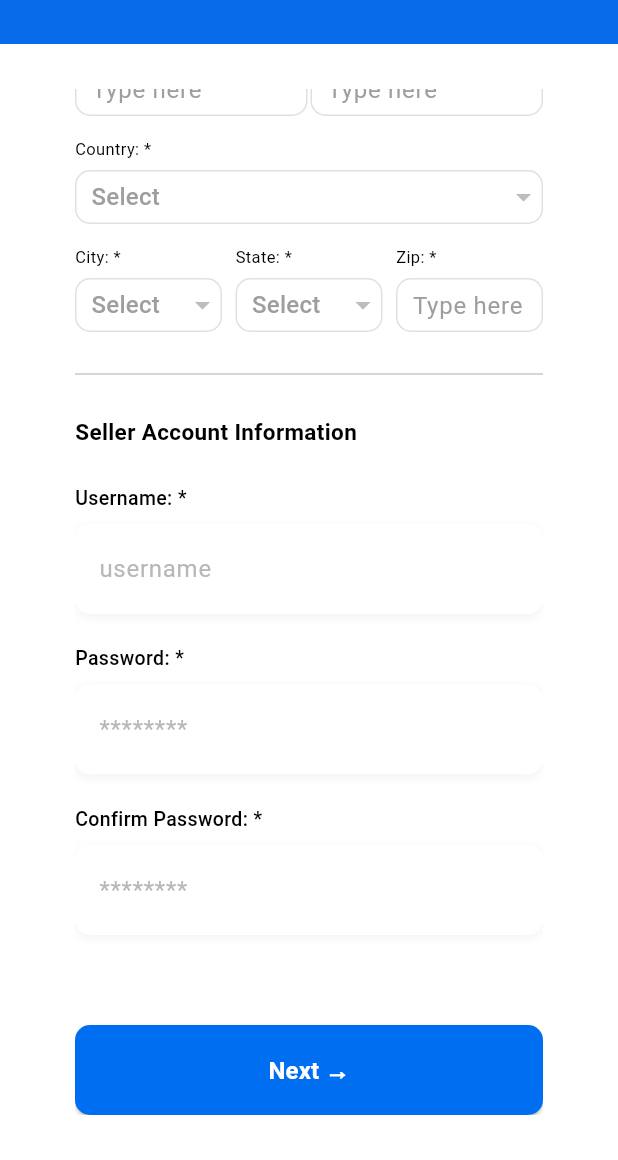
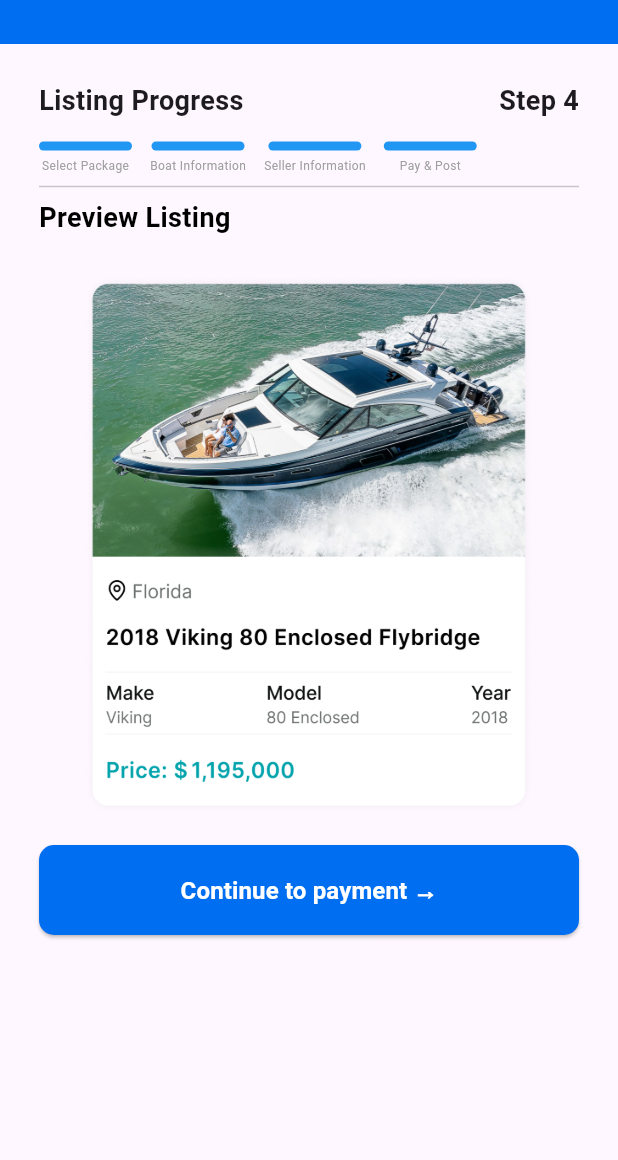
Before and after one commit to Dev-Ninjas-Backup/diaz1234567890, a Flutter app: the PackageScreenStep3 screen opened by its route, scrolled down 255 dp, after a tap on "Next →", on a phone screen of 412 x 824 dp, the part 76-1236 px from its top. Run offline on Flutter 3.47's test engine with Material 3 defaults, Android fonts, the phone set to English and light mode, and no system bars; our stand-ins replace flutter_easyloading, flutter_screenutil, get, google_fonts, image_picker.

Commit message:
Package step 4 done.

```diff
--- a/lib/features/package/screen/package_screen_step3.dart
+++ b/lib/features/package/screen/package_screen_step3.dart
@@ -1,7 +1,6 @@
 import 'package:diaz1234567890/features/package/controller/package_controller.dart';
 import 'package:diaz1234567890/features/package/widgets/text_field_widget.dart';
 import 'package:diaz1234567890/features/profile/edit_profile/widget/edit_fields_widget.dart';
-import 'package:flutter/foundation.dart';
 import 'package:flutter/material.dart';
 import 'package:get/get.dart';
 import 'package:diaz1234567890/core/common/widget/custom_app_bar.dart';
@@ -12,8 +11,7 @@ class PackageScreenStep3 extends StatelessWidget {
 
   @override
   Widget build(BuildContext context) {
-    final controller = Get.put(SellPackageController());
-
+    Get.put(SellPackageController());
     return Scaffold(
       backgroundColor: Colors.white,
       appBar: CustomAppBar(title: 'Register Your Boat'),
@@ -312,11 +310,7 @@ class PackageScreenStep3 extends StatelessWidget {
               CustomButton(
                 label: "Next →",
                 onPressed: () {
-                  if (kDebugMode) {
-                    print(
-                      'Selected Boat Type: ${controller.selectedBoatType.value}',
-                    );
-                  }
+                  Get.toNamed('/packageScreenStep4');
                 },
                 width: double.infinity,
               ),
--- /dev/null
+++ b/lib/features/package/screen/package_screen_step4.dart
@@ -0,0 +1,148 @@
+import 'package:diaz1234567890/core/common/widget/custom_app_bar.dart';
+import 'package:diaz1234567890/core/common/widget/custom_button.dart';
+import 'package:flutter/material.dart';
+import 'package:get/get.dart';
+
+class PackageScreenStep4 extends StatelessWidget {
+  const PackageScreenStep4({super.key});
+
+  @override
+  Widget build(BuildContext context) {
+    return Scaffold(
+      appBar: CustomAppBar(title: 'Register Your Boat'),
+      body: Padding(
+        padding: EdgeInsetsGeometry.only(
+          top: 25,
+          left: 26,
+          right: 26,
+          bottom: 25,
+        ),
+        child: Column(
+          crossAxisAlignment: CrossAxisAlignment.start,
+          children: [
+            Row(
+              children: [
+                Text(
+                  "Listing Progress",
+                  style: TextStyle(fontSize: 18, fontWeight: FontWeight.bold),
+                ),
+                Spacer(),
+                Text(
+                  "Step 4",
+                  style: TextStyle(fontSize: 18, fontWeight: FontWeight.bold),
+                ),
+              ],
+            ),
+            SizedBox(height: 14),
+            Row(
+              mainAxisAlignment: MainAxisAlignment.start,
+              children: [
+                Column(
+                  crossAxisAlignment: CrossAxisAlignment.center,
+                  children: [
+                    Container(
+                      width: 62,
+                      height: 6,
+                      decoration: BoxDecoration(
+                        color: Colors.blue,
+                        borderRadius: BorderRadius.circular(100),
+                      ),
+                    ),
+                    SizedBox(height: 5),
+                    Text(
+                      "Select Package",
+                      style: TextStyle(fontSize: 8, color: Colors.grey),
+                    ),
+                  ],
+                ),
+                SizedBox(width: 12),
+                Column(
+                  crossAxisAlignment: CrossAxisAlignment.center,
+                  children: [
+                    Container(
+                      width: 62,
+                      height: 6,
+                      decoration: BoxDecoration(
+                        color: Colors.blue,
+                        borderRadius: BorderRadius.circular(100),
+                      ),
+                    ),
+                    SizedBox(height: 5),
+                    Text(
+                      "Boat Information",
+                      style: TextStyle(fontSize: 8, color: Colors.grey),
+                    ),
+                  ],
+                ),
+                SizedBox(width: 12),
+                Column(
+                  crossAxisAlignment: CrossAxisAlignment.center,
+                  children: [
+                    Container(
+                      width: 62,
+                      height: 6,
+                      decoration: BoxDecoration(
+                        color: Colors.blue,
+                        borderRadius: BorderRadius.circular(100),
+                      ),
+                    ),
+                    SizedBox(height: 5),
+                    Text(
+                      "Seller Information",
+                      style: TextStyle(fontSize: 8, color: Colors.grey),
+                    ),
+                  ],
+                ),
+                SizedBox(width: 12),
+                Column(
+                  crossAxisAlignment: CrossAxisAlignment.center,
+                  children: [
+                    Container(
+                      width: 62,
+                      height: 6,
+                      decoration: BoxDecoration(
+                        color: Colors.blue,
+                        borderRadius: BorderRadius.circular(100),
+                      ),
+                    ),
+                    SizedBox(height: 5),
+                    Text(
+                      "Pay & Post",
+                      style: TextStyle(fontSize: 8, color: Colors.grey),
+                    ),
+                  ],
+                ),
+              ],
+            ),
+            Divider(),
+            Text(
+              'Preview Listing',
+              style: TextStyle(
+                fontSize: 18,
+                color: Colors.black,
+                fontWeight: FontWeight.w700,
+              ),
+            ),
+            SizedBox(height: 25),
+            Center(
+              child: Image.asset(
+                'assets/images/listingFrame.png',
+                height: 360,
+                width: 300,
+                fit: BoxFit.fill,
+              ),
+            ),
+            SizedBox(height: 20),
+            CustomButton(
+              label: "Continue to payment →",
+              onPressed: () {
+                Get.toNamed('');
+              },
+              width: double.infinity,
+            ),
+          ],
+        ),
+      ),
+    );
+  }
+}
--- a/lib/routes/app_routes.dart
+++ b/lib/routes/app_routes.dart
@@ -2,6 +2,7 @@ import 'package:diaz1234567890/features/bottom_navbar/screen/bottom_navbar_scree
 import 'package:diaz1234567890/features/details/screen/details_screen.dart';
 import 'package:diaz1234567890/features/package/screen/package_screen_step2.dart';
 import 'package:diaz1234567890/features/package/screen/package_screen_step3.dart';
+import 'package:diaz1234567890/features/package/screen/package_screen_step4.dart';
 import 'package:diaz1234567890/features/profile/edit_profile/screen/edit_profile_screen.dart';
 import 'package:diaz1234567890/features/profile/main/screen/profile_screen.dart';
 import 'package:diaz1234567890/features/profile/my_listing/screen/my_listing_screen.dart';
@@ -17,6 +18,7 @@ class AppRoute {
   static String detailsScreen = "/detailsScreen";
   static String packageScreenStep2 = "/packageScreenStep2";
   static String packageScreenStep3 = "/packageScreenStep3";
+  static String packageScreenStep4 = "/packageScreenStep4";
 
   static String getBottomNavBar() => bottomNavBar;
   static String getProfileScreen() => profileScreen;
@@ -26,6 +28,7 @@ class AppRoute {
   static String getDetailsScreen() => detailsScreen;
   static String getPackageScreenStep2() => packageScreenStep2;
   static String getPackageScreenStep3() => packageScreenStep3;
+  static String getPackageScreenStep4() => packageScreenStep4;
 
   static List<GetPage> routes = [
     GetPage(name: bottomNavBar, page: () => BottomNavbarScreen()),
@@ -36,5 +39,6 @@ class AppRoute {
     GetPage(name: detailsScreen, page: () => DetailsScreen()),
     GetPage(name: packageScreenStep2, page: () => PackageScreenStep2()),
     GetPage(name: packageScreenStep3, page: () => PackageScreenStep3()),
+    GetPage(name: packageScreenStep4, page: () => PackageScreenStep4()),
   ];
 }
```
Also changed, not shown: lib/features/package/widgets/fields_widget.dart (added, +79 -0 lines), assets/images/listingFrame.png (added).
